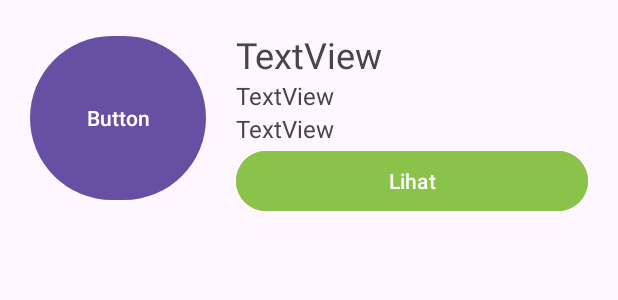
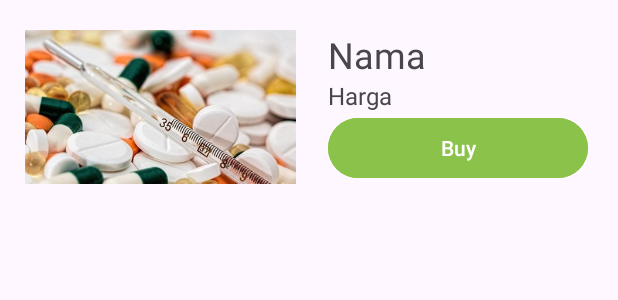
Before and after one commit to stevenkawee/cariobat, an Android app: the layout itemobat.xml on its own in the app's theme, with its tools: preview values and no code run, on a phone screen of 412 x 824 dp. Shown: the top 300 px of the screen. Run offline under Robolectric (Android 15) with nearby library versions, the phone set to English and light mode, and no system bars.

Commit message:
Mattew
Create obat catalog

```diff
--- a/app/src/main/res/layout/fragment_catalogobat.xml
+++ b/app/src/main/res/layout/fragment_catalogobat.xml
@@ -29,6 +29,7 @@
             android:orientation="vertical">
 
             <androidx.recyclerview.widget.RecyclerView
+                android:id="@+id/rcvcatalogobat"
                 android:layout_width="match_parent"
                 android:layout_height="match_parent" />
         </LinearLayout>
--- a/app/src/main/res/layout/itemobat.xml
+++ b/app/src/main/res/layout/itemobat.xml
@@ -1,16 +1,16 @@
 <?xml version="1.0" encoding="utf-8"?>
 <LinearLayout xmlns:android="http://schemas.android.com/apk/res/android"
     android:layout_width="match_parent"
-    android:layout_height="match_parent">
+    android:layout_height="wrap_content">
 
-    <Button
-        android:id="@+id/button"
-        android:layout_width="254dp"
-        android:layout_height="117dp"
-        android:layout_marginLeft="20dp"
+    <ImageView
+        android:id="@+id/imgitem"
+        android:layout_width="wrap_content"
+        android:layout_height="match_parent"
+        android:layout_marginLeft="15dp"
         android:layout_marginTop="20dp"
         android:layout_weight="1"
-        android:text="Button" />
+        android:src="@drawable/obat_obat" />
 
     <LinearLayout
         android:layout_width="match_parent"
@@ -25,25 +25,16 @@
             android:layout_height="wrap_content"
             android:layout_marginLeft="20dp"
             android:layout_weight="1"
-            android:text="TextView"
+            android:text="Nama"
             android:textSize="24sp" />
 
         <TextView
-            android:id="@+id/tvdetailobat"
+            android:id="@+id/tvharga"
             android:layout_width="match_parent"
             android:layout_height="wrap_content"
             android:layout_marginLeft="20dp"
             android:layout_weight="1"
-            android:text="TextView"
-            android:textSize="16sp" />
-
-        <TextView
-            android:id="@+id/tvhargaobat"
-            android:layout_width="match_parent"
-            android:layout_height="wrap_content"
-            android:layout_marginLeft="20dp"
-            android:layout_weight="1"
-            android:text="TextView"
+            android:text="Harga"
             android:textSize="16sp" />
 
         <Button
@@ -54,7 +45,7 @@
             android:layout_marginRight="20dp"
             android:layout_weight="1"
             android:backgroundTint="#8BC34A"
-            android:text="Lihat" />
+            android:text="Buy" />
     </LinearLayout>
 
 </LinearLayout>
```
Also changed, not shown: app/src/main/java/com/example/cariobat/catalogobat.kt (+4 -25 lines), app/src/main/res/drawable/ic_bot.png (added), app/src/main/res/drawable/ic_user.jpg (added), app/src/main/res/drawable/obat_obat.jpg (added).
